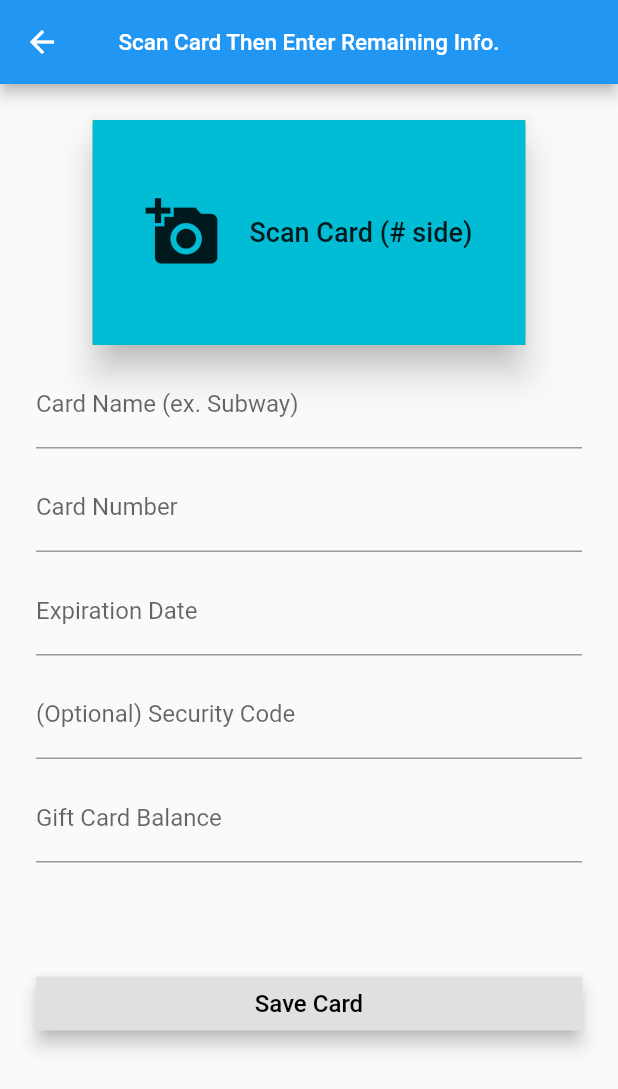
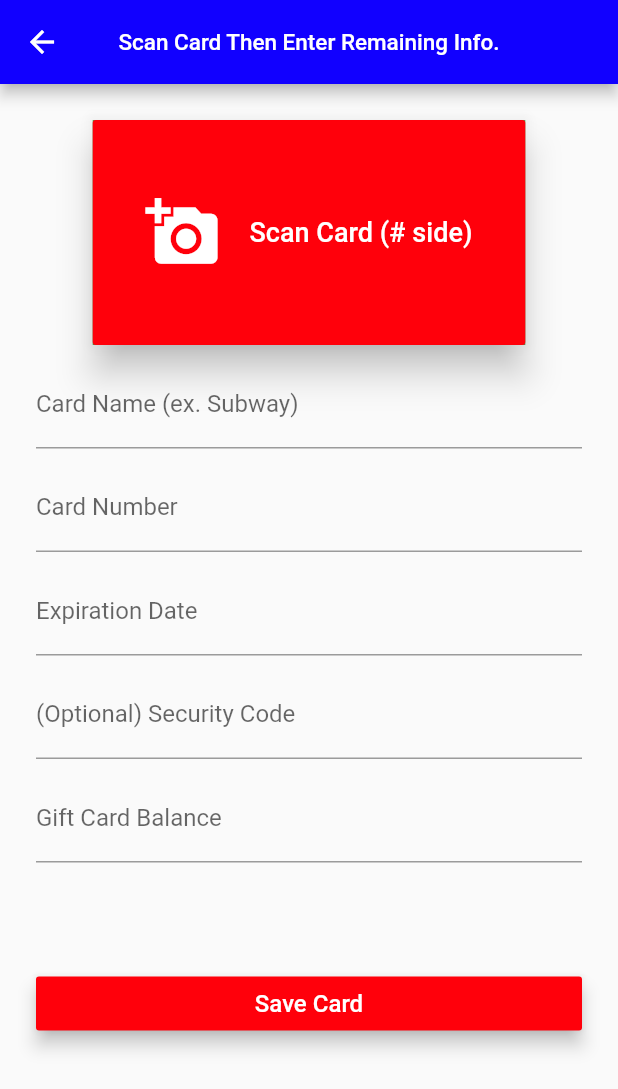
Before and after one commit to jonasccosta/Comp-225-Flutter-Giftcards, a Flutter app: the HomeScreenState screen opened directly, after a tap on the "add" icon, on a phone screen of 412 x 824 dp. Shown: the top 1089 px of the screen. Run offline on Flutter 3.47's test engine with Material 2 defaults, Android fonts, the phone set to English and light mode, and no system bars; our stand-ins replace currency_text_input_formatter, flutter_local_notifications, flutter_masked_text, flutter_native_timezone, rxdart, sqflite and 1 more; missing offline and left inert: camera_camera, passcode_screen; accounts and stored records are empty.

Commit message:
Color changes throughout, maybe we should explore a different color besides the red I left on the Create a Card Screen.

```diff
--- a/lib/Screens/Card_Info_Screen.dart
+++ b/lib/Screens/Card_Info_Screen.dart
@@ -37,7 +37,7 @@ class CardInfoScreenState extends State<CardInfoScreen>{
           appBar: AppBar(
             title: Text(card.name, style: TextStyle(color: Colors.white)),
             centerTitle: true,
-            backgroundColor: Colors.blue,
+            backgroundColor: Color(0xff1100FF),
             leading: IconButton(
               icon: Icon(Icons.arrow_back),
               onPressed: () {
@@ -109,7 +109,7 @@ class CardInfoScreenState extends State<CardInfoScreen>{
                               fontSize: 20.0,
                               color: Colors.white),
                         ),
-                        color: Colors.blue,
+                        color: Color(0xff1100FF),
                         highlightColor: Colors.blueGrey,
 
                       )
@@ -125,7 +125,7 @@ class CardInfoScreenState extends State<CardInfoScreen>{
                               fontSize: 20.0,
                               color: Colors.white),
                         ),
-                        color: Colors.redAccent,
+                        color: Color(0xffFF000B),
                         highlightColor: Colors.red,
                       )
                   )
--- a/lib/Screens/Create_New_Card_Screen.dart
+++ b/lib/Screens/Create_New_Card_Screen.dart
@@ -33,16 +33,7 @@ class CreateNewCardScreenState extends State<CreateNewCardScreen> {
 
 
 
-  // void sendToAPI(String filePath) async{
-  //   //Sending _frontCardImage to the APIs to be scanned and set the relevant values
-  //   Future<Map> jsonData = sendFile(filePath);
-  //   if((await jsonData)["Card Number"] !=null) {
-  //     _number = (await jsonData)["Card Number"];
-  //   }
-  //   if((await jsonData)["Expiration Date"] !=null){
-  //     _expirationDate = (await jsonData)["Expiration Date"];
-  //   }
-  // }
+
   TextEditingController _cardNumberController = new TextEditingController();
   TextEditingController _expirationDateController = new MaskedTextController(mask: '00/00');
 
@@ -232,7 +223,7 @@ class CreateNewCardScreenState extends State<CreateNewCardScreen> {
           minWidth: double.infinity,
           height: double.infinity,
           child: RaisedButton(
-              color:Colors.cyan,
+              color: Color(0xffFF000B),
               elevation: 10,
               child:
               updateCameraButton(),
@@ -270,7 +261,7 @@ class CreateNewCardScreenState extends State<CreateNewCardScreen> {
       appBar: AppBar(
           title: Text("Scan Card Then Enter Remaining Info.", style: TextStyle(color: Colors.white, fontSize: 15.0)),
           centerTitle: true,
-          backgroundColor: Colors.blue
+          backgroundColor: Color(0xff1100FF)
       ),
 
       body: Container(
@@ -306,11 +297,12 @@ class CreateNewCardScreenState extends State<CreateNewCardScreen> {
                 SizedBox(height: 70),
 
                 RaisedButton(
+                  color: Color(0xffFF000B),
                   elevation: 5,
                   child:Text(
                       'Save Card',
                       style: TextStyle(
-                          color: Colors.black,
+                          color: Colors.white,
                           fontSize: 16
                       )
                   ),
@@ -392,9 +384,9 @@ class CreateNewCardScreenState extends State<CreateNewCardScreen> {
     else return Row(
           mainAxisAlignment: MainAxisAlignment.spaceEvenly,
           children: <Widget>[
-            Icon(Icons.add_a_photo, size: 50),
-            Text("Scan Card (# side)", style: TextStyle(fontSize: 18)),
-          ]
+            Icon(Icons.add_a_photo, size: 50, color: Colors.white,),
+            Text("Scan Card (# side)", style: TextStyle(fontSize: 18, color: Colors.white),
+            )]
       );
   }
 
--- a/lib/Screens/Home_Screen.dart
+++ b/lib/Screens/Home_Screen.dart
@@ -66,7 +66,7 @@ class _MyHomeScreenState extends State<HomeScreenState> {
         appBar: AppBar(
         title: Text("Add or View Saved Cards", style: TextStyle(color: Colors.white, fontSize: 20.0)),
           centerTitle: true,
-          backgroundColor: Colors.blue,
+          backgroundColor: Color(0xff1100FF),
           leading: IconButton(
           icon: Icon(CupertinoIcons.info, color: Colors.white,),
             onPressed: () {goToAbout(context);},
@@ -148,6 +148,7 @@ class _MyHomeScreenState extends State<HomeScreenState> {
       crossAxisAlignment: CrossAxisAlignment.end,
       children: [
         FloatingActionButton(
+          backgroundColor: Color(0xff1100FF),
           child: Icon(Icons.add),
           onPressed: () {
             _getGiftCardInfo(context);
```
